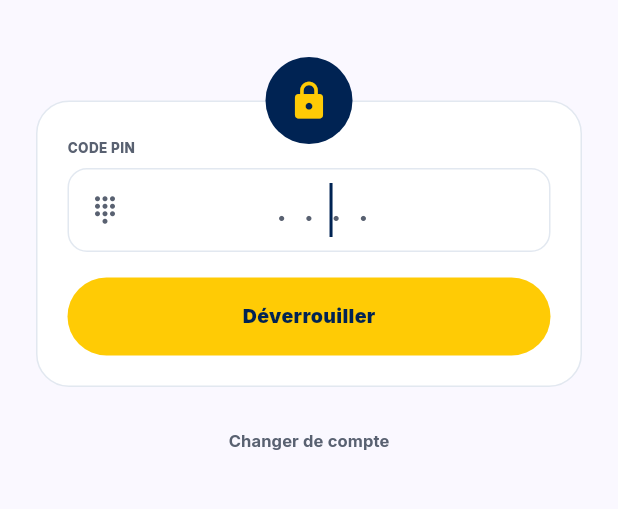
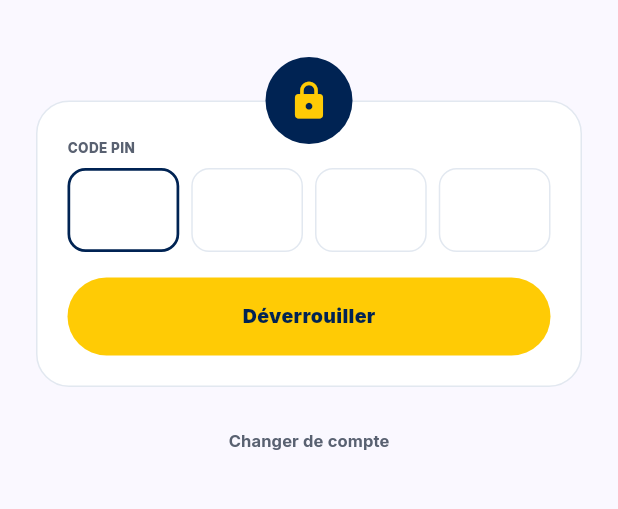
Before and after one commit to mood350/kola, a Flutter app: the AppLockScreen screen opened directly with empty values, on a phone screen of 412 x 824 dp, the part 411-920 px from its top. Run offline on Flutter 3.47's test engine with Material 3 defaults, Android fonts, the phone set to English and light mode, and no system bars; our stand-ins replace file_picker, flutter_contacts, flutter_secure_storage, google_fonts, local_auth, pdf and 4 more; missing offline and left inert: mobile_scanner; accounts and stored records are empty.

Commit message:
feat(mobile): saisie des codes PIN et OTP case par case
Un seul champ de texte, rendu transparent sous les cases, porte la saisie :
les cases ne font qu'afficher son contenu. Le montage inverse — un champ
par case — obligerait a deplacer le focus a la main a chaque effacement, et
le collage d'un code recu par SMS ne remplirait que la premiere case.

Concerne l'OTP d'inscription (6 cases), le PIN de connexion, le PIN et sa
confirmation a l'inscription, et le deverrouillage de l'app (4 cases). Sur
l'ecran de deverrouillage, la derniere case saisie declenche la validation,
le clavier numerique n'ayant pas de touche « Entree ».

Co-Authored-By: Claude Opus 5 <noreply@anthropic.com>

```diff
--- /dev/null
+++ b/mobile/lib/core/widgets/code_input.dart
@@ -0,0 +1,171 @@
+import 'package:flutter/material.dart';
+import 'package:flutter/services.dart';
+
+import '../theme/app_colors.dart';
+import '../theme/app_typography.dart';
+
+/// Saisie d'un code chiffre par chiffre : une case par caractère.
+///
+/// Un seul vrai champ de texte porte la saisie, rendu transparent et étendu
+/// sous les cases. Les cases ne font qu'afficher son contenu et laissent
+/// passer les touchers. Ce montage évite le piège du champ par case, où
+/// chaque effacement doit reculer le focus à la main — et où le collage d'un
+/// code reçu par SMS ne remplit que la première case.
+class CodeInput extends StatefulWidget {
+  const CodeInput({
+    super.key,
+    required this.controller,
+    required this.length,
+    this.obscure = false,
+    this.autofocus = false,
+    this.onCompleted,
+  });
+
+  final TextEditingController controller;
+  final int length;
+  final bool obscure;
+  final bool autofocus;
+
+  /// Appelé dès que la dernière case est remplie.
+  final VoidCallback? onCompleted;
+
+  @override
+  State<CodeInput> createState() => _CodeInputState();
+}
+
+class _CodeInputState extends State<CodeInput> {
+  final FocusNode _focus = FocusNode();
+
+  @override
+  void initState() {
+    super.initState();
+    widget.controller.addListener(_onTextChanged);
+    _focus.addListener(_onFocusChanged);
+  }
+
+  @override
+  void dispose() {
+    widget.controller.removeListener(_onTextChanged);
+    _focus.removeListener(_onFocusChanged);
+    _focus.dispose();
+    super.dispose();
+  }
+
+  void _onTextChanged() {
+    setState(() {});
+    if (widget.controller.text.length == widget.length) {
+      widget.onCompleted?.call();
+    }
+  }
+
+  void _onFocusChanged() => setState(() {});
+
+  @override
+  Widget build(BuildContext context) {
+    final value = widget.controller.text;
+
+    return SizedBox(
+      height: 56,
+      child: Stack(
+        children: [
+          // Sous les cases : c'est lui qui reçoit les touchers, ouvre le
+          // clavier et tient le contenu.
+          Positioned.fill(
+            child: TextField(
+              controller: widget.controller,
+              focusNode: _focus,
+              autofocus: widget.autofocus,
+              keyboardType: TextInputType.number,
+              maxLength: widget.length,
+              enableInteractiveSelection: false,
+              showCursor: false,
+              cursorColor: Colors.transparent,
+              inputFormatters: [FilteringTextInputFormatter.digitsOnly],
+              style: const TextStyle(color: Colors.transparent, fontSize: 1),
+              decoration: const InputDecoration(
+                counterText: '',
+                border: InputBorder.none,
+                enabledBorder: InputBorder.none,
+                focusedBorder: InputBorder.none,
+                filled: false,
+                isDense: true,
+                contentPadding: EdgeInsets.zero,
+              ),
+            ),
+          ),
+          Positioned.fill(
+            child: IgnorePointer(
+              child: Row(
+                children: [
+                  for (var i = 0; i < widget.length; i++) ...[
+                    if (i > 0) const SizedBox(width: 8),
+                    Expanded(
+                      child: _Cell(
+                        filled: i < value.length,
+                        character: i < value.length ? value[i] : '',
+                        obscure: widget.obscure,
+                        // La case courante est celle qu'on s'apprête à
+                        // remplir ; une fois le code complet, plus aucune.
+                        active: _focus.hasFocus && i == value.length,
+                      ),
+                    ),
+                  ],
+                ],
+              ),
+            ),
+          ),
+        ],
+      ),
+    );
+  }
+}
+
+class _Cell extends StatelessWidget {
+  const _Cell({
+    required this.filled,
+    required this.character,
+    required this.obscure,
+    required this.active,
+  });
+
+  final bool filled;
+  final String character;
+  final bool obscure;
+  final bool active;
+
+  @override
+  Widget build(BuildContext context) {
+    return AnimatedContainer(
+      duration: const Duration(milliseconds: 140),
+      alignment: Alignment.center,
+      decoration: BoxDecoration(
+        color: AppColors.white,
+        borderRadius: BorderRadius.circular(12),
+        border: Border.all(
+          color: active
+              ? AppColors.primary
+              : filled
+              ? AppColors.pale2
+              : AppColors.border,
+          width: active ? 1.8 : 1,
+        ),
+      ),
+      child: obscure && filled
+          ? Container(
+              width: 11,
+              height: 11,
+              decoration: const BoxDecoration(
+                color: AppColors.primary,
+                shape: BoxShape.circle,
+              ),
+            )
+          : Text(
+              character,
+              style: AppTypography.amount.copyWith(
+                fontSize: 22,
+                fontWeight: FontWeight.w900,
+              ),
+            ),
+    );
+  }
+}
--- a/mobile/lib/screens/app_lock_screen.dart
+++ b/mobile/lib/screens/app_lock_screen.dart
@@ -1,10 +1,10 @@
 import 'package:flutter/material.dart';
-import 'package:flutter/services.dart';
 import '../core/theme/kola_icons.dart';
 import 'package:local_auth/local_auth.dart';
 
 import '../core/theme/app_colors.dart';
 import '../core/theme/app_typography.dart';
+import '../core/widgets/code_input.dart';
 import '../models/user.dart';
 import '../services/auth_service.dart';
 
@@ -88,6 +88,10 @@ class _AppLockScreenState extends State<AppLockScreen> {
   }
 
   Future<void> _unlockWithPin() async {
+    // La saisie de la dernière case et le bouton appellent tous deux cette
+    // méthode : sans ce garde-fou, un appui pendant la vérification enverrait
+    // une seconde tentative de connexion.
+    if (_loading) return;
     if (_pin.text.length != 4) {
       _alert('PIN incomplet', 'Saisissez votre code PIN à 4 chiffres.');
       return;
@@ -165,52 +169,15 @@ class _AppLockScreenState extends State<AppLockScreen> {
                           style: AppTypography.fieldLabel,
                         ),
                         const SizedBox(height: 7),
-                        Container(
-                          height: 56,
-                          padding: const EdgeInsets.symmetric(horizontal: 14),
-                          decoration: BoxDecoration(
-                            borderRadius: BorderRadius.circular(13),
-                            border: Border.all(color: AppColors.border),
-                          ),
-                          child: Row(
-                            children: [
-                              const Icon(
-                                KolaIcons.keypadOutline,
-                                size: 20,
-                                color: AppColors.muted,
-                              ),
-                              const SizedBox(width: 10),
-                              Expanded(
-                                child: TextField(
-                                  controller: _pin,
-                                  autofocus: true,
-                                  obscureText: true,
-                                  keyboardType: TextInputType.number,
-                                  maxLength: 4,
-                                  textAlign: TextAlign.center,
-                                  onSubmitted: (_) => _unlockWithPin(),
-                                  inputFormatters: [
-                                    FilteringTextInputFormatter.digitsOnly,
-                                  ],
-                                  style: AppTypography.screenTitle.copyWith(
-                                    fontSize: 24,
-                                    letterSpacing: 12,
-                                    color: AppColors.primary,
-                                  ),
-                                  decoration: const InputDecoration(
-                                    hintText: '••••',
-                                    counterText: '',
-                                    border: InputBorder.none,
-                                    enabledBorder: InputBorder.none,
-                                    focusedBorder: InputBorder.none,
-                                    filled: false,
-                                    isDense: true,
-                                    contentPadding: EdgeInsets.zero,
-                                  ),
-                                ),
-                              ),
-                            ],
-                          ),
+                        CodeInput(
+                          controller: _pin,
+                          length: 4,
+                          obscure: true,
+                          autofocus: true,
+                          // Le clavier numérique n'a pas de touche de
+                          // validation : la quatrième case saisie déclenche le
+                          // déverrouillage, comme le faisait « Entrée ».
+                          onCompleted: _unlockWithPin,
                         ),
                         const SizedBox(height: 17),
                         GestureDetector(
```
Also changed, not shown: mobile/lib/screens/auth_screen.dart (+20 -48 lines).
